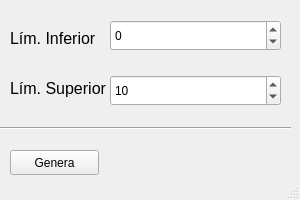
Above: genrand/forms/rand_int.ui from gerardomt/GeneradorRandom before the change. Below: the same form after it.
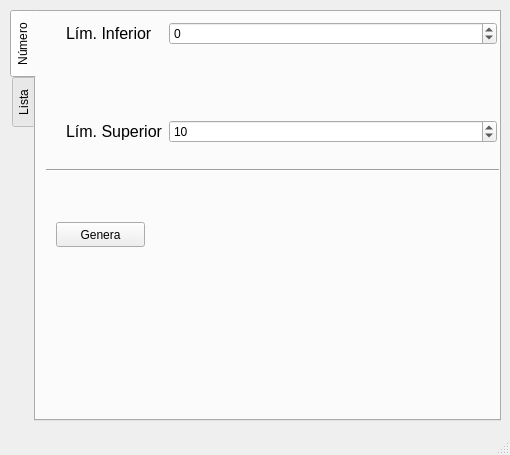
That is the form after the change.

Commit message: Se incluyó funcionalidad para escoger un elemento al azar de una lista

Patch:
```diff
--- a/genrand/forms/rand_int.ui
+++ b/genrand/forms/rand_int.ui
@@ -6,8 +6,8 @@
    <rect>
     <x>0</x>
     <y>0</y>
-    <width>300</width>
-    <height>200</height>
+    <width>510</width>
+    <height>455</height>
    </rect>
   </property>
   <property name="minimumSize">
@@ -20,15 +20,98 @@
    <string>Generador Random</string>
   </property>
   <widget class="QWidget" name="centralwidget">
+   <widget class="QTabWidget" name="tabWidget">
+    <property name="geometry">
+     <rect>
+      <x>10</x>
+      <y>10</y>
+      <width>491</width>
+      <height>411</height>
+     </rect>
+    </property>
+    <property name="tabPosition">
+     <enum>QTabWidget::West</enum>
+    </property>
+    <property name="tabShape">
+     <enum>QTabWidget::Rounded</enum>
+    </property>
+    <property name="currentIndex">
+     <number>0</number>
+    </property>
+    <widget class="QWidget" name="tabNumber">
+     <attribute name="title">
+      <string>Número</string>
+     </attribute>
+     <widget class="QLabel" name="label_respuesta">
+      <property name="geometry">
+       <rect>
+        <x>120</x>
+        <y>210</y>
+        <width>331</width>
+        <height>21</height>
+       </rect>
+      </property>
+      <property name="font">
+       <font>
+        <pointsize>12</pointsize>
+        <weight>75</weight>
+        <bold>true</bold>
+       </font>
+      </property>
+      <property name="text">
+       <string/>
+      </property>
+     </widget>
+     <widget class="Line" name="line">
+      <property name="geometry">
+       <rect>
+        <x>10</x>
+        <y>150</y>
+        <width>461</width>
+        <height>16</height>
+       </rect>
+      </property>
+      <property name="orientation">
+       <enum>Qt::Horizontal</enum>
+      </property>
+     </widget>
+     <widget class="QPushButton" name="genera_button">
+      <property name="geometry">
+       <rect>
+        <x>20</x>
+        <y>210</y>
+        <width>89</width>
+        <height>25</height>
+       </rect>
+      </property>
+      <property name="text">
+       <string>Genera</string>
+      </property>
+      <property name="shortcut">
+       <string>Return</string>
+      </property>
+      <property name="autoDefault">
+       <bool>false</bool>
+      </property>
+      <property name="default">
+       <bool>false</bool>
+      </property>
+      <property name="flat">
+       <bool>false</bool>
+      </property>
+     </widget>
+     <widget class="QWidget" name="formLayoutWidget">
+      <property name="geometry">
+       <rect>
+        <x>30</x>
+        <y>10</y>
+        <width>431</width>
+        <height>121</height>
+       </rect>
+      </property>
+      <layout class="QFormLayout" name="formLayout">
+       <item row="0" column="0">
    <widget class="QLabel" name="label_inferior">
-    <property name="geometry">
-     <rect>
-      <x>10</x>
-      <y>30</y>
-      <width>91</width>
-      <height>17</height>
-     </rect>
-    </property>
     <property name="font">
      <font>
       <pointsize>12</pointsize>
@@ -38,15 +121,9 @@
      <string>Lím. Inferior</string>
     </property>
    </widget>
+       </item>
+       <item row="0" column="1">
    <widget class="QSpinBox" name="spinBox_inferior">
-    <property name="geometry">
-     <rect>
-      <x>110</x>
-      <y>20</y>
-      <width>171</width>
-      <height>31</height>
-     </rect>
-    </property>
     <property name="minimum">
      <number>-99999</number>
     </property>
@@ -54,15 +131,9 @@
      <number>99999</number>
     </property>
    </widget>
+       </item>
+       <item row="2" column="0">
    <widget class="QLabel" name="label_superior">
-    <property name="geometry">
-     <rect>
-      <x>10</x>
-      <y>80</y>
-      <width>101</width>
-      <height>17</height>
-     </rect>
-    </property>
     <property name="font">
      <font>
       <pointsize>12</pointsize>
@@ -74,15 +145,9 @@
      <string>Lím. Superior</string>
     </property>
    </widget>
+       </item>
+       <item row="2" column="1">
    <widget class="QSpinBox" name="spinBox_superior">
-    <property name="geometry">
-     <rect>
-      <x>110</x>
-      <y>75</y>
-      <width>171</width>
-      <height>31</height>
-     </rect>
-    </property>
     <property name="minimum">
      <number>-99999</number>
     </property>
@@ -93,12 +158,43 @@
      <number>10</number>
     </property>
    </widget>
-   <widget class="Line" name="line">
+       </item>
+       <item row="1" column="0">
+        <spacer name="verticalSpacer">
+         <property name="orientation">
+          <enum>Qt::Vertical</enum>
+         </property>
+         <property name="sizeHint" stdset="0">
+          <size>
+           <width>20</width>
+           <height>30</height>
+          </size>
+         </property>
+        </spacer>
+       </item>
+      </layout>
+     </widget>
+    </widget>
+    <widget class="QWidget" name="tabList">
+     <attribute name="title">
+      <string>Lista</string>
+     </attribute>
+     <widget class="QPlainTextEdit" name="textEdit">
     <property name="geometry">
      <rect>
-      <x>0</x>
-      <y>120</y>
-      <width>291</width>
+        <x>20</x>
+        <y>10</y>
+        <width>431</width>
+        <height>291</height>
+       </rect>
+      </property>
+     </widget>
+     <widget class="Line" name="line_2">
+      <property name="geometry">
+       <rect>
+        <x>10</x>
+        <y>310</y>
+        <width>461</width>
       <height>16</height>
      </rect>
     </property>
@@ -106,50 +202,33 @@
      <enum>Qt::Horizontal</enum>
     </property>
    </widget>
-   <widget class="QPushButton" name="genera_button">
+     <widget class="QPushButton" name="pushButtonList">
     <property name="geometry">
      <rect>
-      <x>10</x>
-      <y>150</y>
-      <width>89</width>
+        <x>20</x>
+        <y>340</y>
+        <width>101</width>
       <height>25</height>
      </rect>
     </property>
     <property name="text">
-     <string>Genera</string>
-    </property>
-    <property name="shortcut">
-     <string>Return</string>
-    </property>
-    <property name="autoDefault">
-     <bool>false</bool>
-    </property>
-    <property name="default">
-     <bool>false</bool>
-    </property>
-    <property name="flat">
-     <bool>false</bool>
-    </property>
-   </widget>
-   <widget class="QLabel" name="label_respuesta">
+       <string>Escoge</string>
+      </property>
+     </widget>
+     <widget class="QLabel" name="labelList">
     <property name="geometry">
      <rect>
-      <x>120</x>
-      <y>150</y>
-      <width>161</width>
-      <height>21</height>
-     </rect>
-    </property>
-    <property name="font">
-     <font>
-      <pointsize>12</pointsize>
-      <weight>75</weight>
-      <bold>true</bold>
-     </font>
-    </property>
+        <x>140</x>
+        <y>340</y>
+        <width>331</width>
+        <height>17</height>
+       </rect>
+      </property>
     <property name="text">
      <string/>
     </property>
+     </widget>
+    </widget>
    </widget>
   </widget>
   <widget class="QStatusBar" name="statusbar"/>
```
Lines whose indentation alone changed are shown as unchanged. The commit also changes 3 other files.
